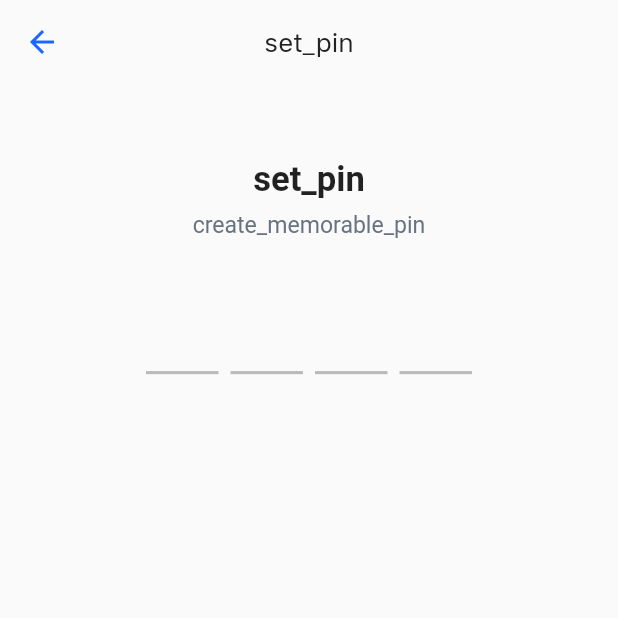
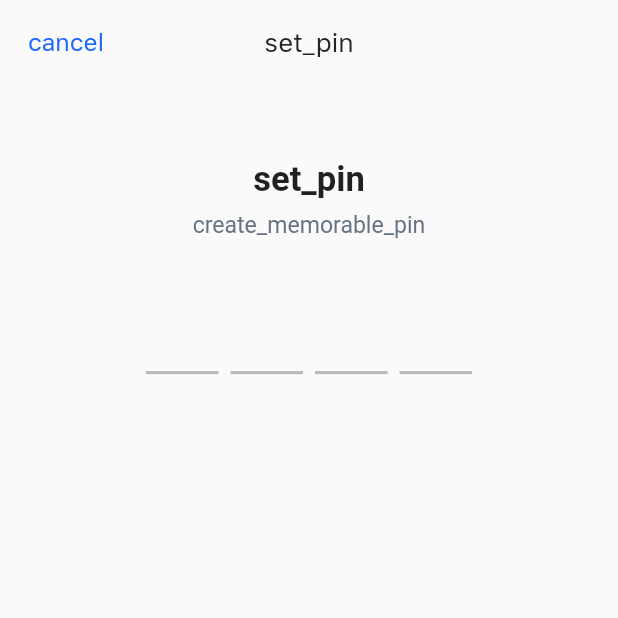
Before and after one commit to milind-nagarro/FAB-NHL, a Flutter app: the SetupConfirmPinPage screen opened by its route, on a phone screen of 412 x 824 dp, the top half of it. Run offline on Flutter 3.47's test engine with Material 2 defaults, Android fonts, the phone set to English and light mode, and no system bars; drawn by our look-alikes of pinput; our stand-ins replace flutter_bloc, flutter_screenutil, flutter_secure_storage, get, get_storage, google_fonts and 2 more; accounts and stored records are empty.

Commit message:
Tweak in appTobBar widget.

```diff
--- a/lib/common/style.dart
+++ b/lib/common/style.dart
@@ -1,6 +1,7 @@
 import 'package:fab_nhl/common/app_color.dart';
 import 'package:flutter/material.dart';
 import 'package:flutter_screenutil/flutter_screenutil.dart';
+import 'package:get/get.dart';
 
 class FABStyles {
   // Style for buttons throughout the app
@@ -61,7 +62,8 @@ class FABStyles {
     // primarySwatch: Colors.green,
     colorScheme: ColorScheme.fromSwatch()
         .copyWith(primary: primaryLabelColor, secondary: primaryLabelColor),
-    textSelectionTheme: TextSelectionThemeData(cursorColor: primaryLabelColor),
+    textSelectionTheme:
+        const TextSelectionThemeData(cursorColor: primaryLabelColor),
   );
 }
 
@@ -98,11 +100,17 @@ class FABWidget {
       iconTheme: hasCancel
           ? null
           : IconThemeData(color: primaryLabelColor, size: 25.r),
-      // leadingWidth: hasCancel ? 80.w : null,
+      leadingWidth: hasCancel ? 80.w : null,
       leading: hasCancel
-          ? BackButton(
+          ? TextButton(
               onPressed: backAction,
-              color: borderColor,
+              child: Text(
+                'cancel'.tr,
+                style: TextStyle(
+                    color: primaryLabelColor,
+                    fontFamily: 'SF Pro',
+                    fontSize: 15.sp),
+              ),
             )
           : null,
       title: Text(
--- a/lib/module/register/register.dart
+++ b/lib/module/register/register.dart
@@ -22,8 +22,7 @@ class Register extends StatelessWidget {
         : Get.find<RegisterEmailController>();
 
     return Scaffold(
-        appBar: FABWidget.appTopBar('register'.tr,
-            hasCancel: true, backAction: controller.onBackPress),
+        appBar: FABWidget.appTopBar('register'.tr),
         body: SafeArea(
           child: Padding(
             padding: EdgeInsets.symmetric(horizontal: 32.w, vertical: 32.h),
```
